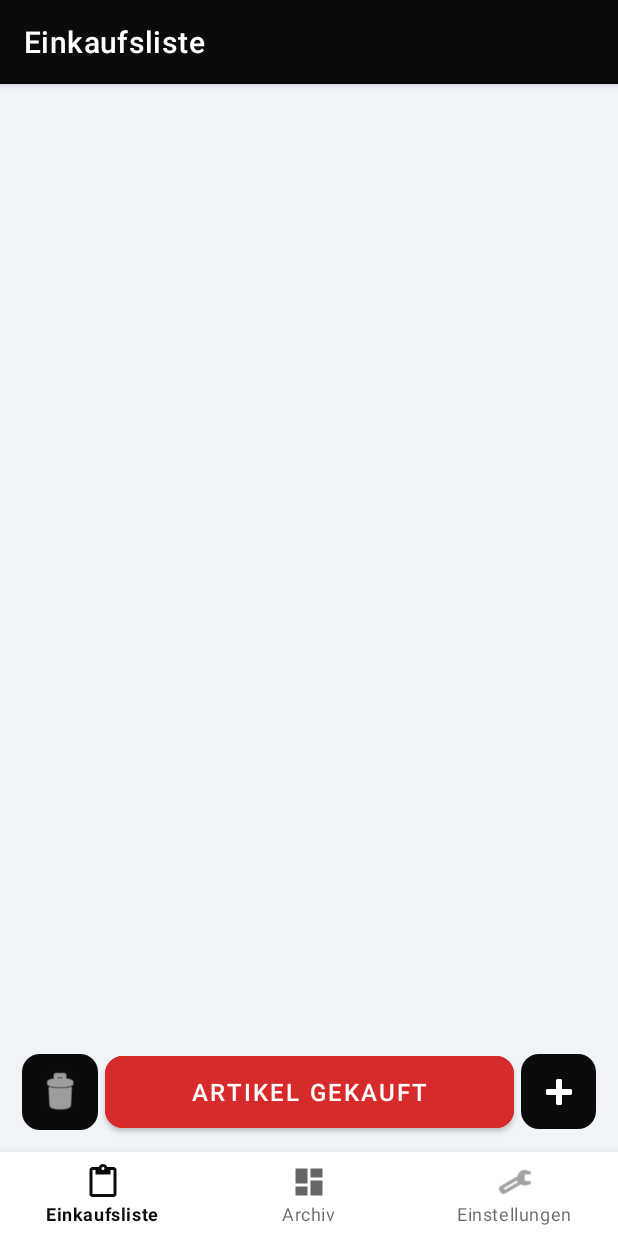
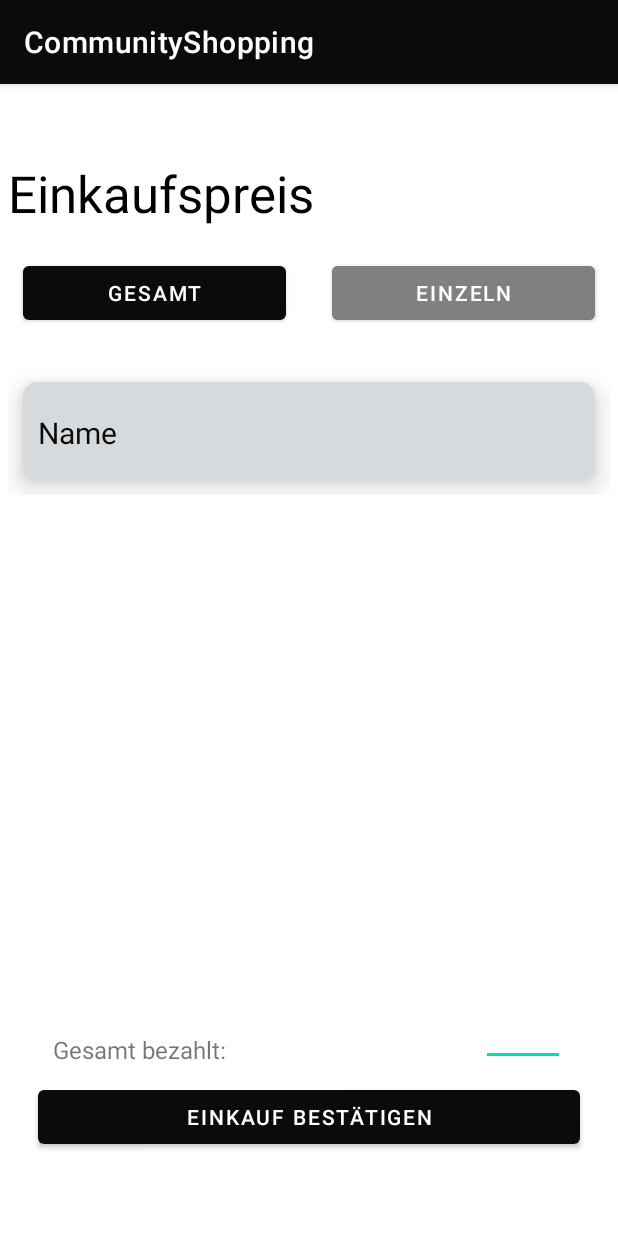
Before and after one commit to Faroesne/wg-shopping, an Android app: the screen it shows after launch (MainActivity before the commit, TotalPriceActivity after it), after a tap on "ARTIKEL GEKAUFT", on a phone screen of 412 x 824 dp. Run offline under Robolectric (Android 15) with nearby library versions, the phone set to English and light mode, and no system bars; our stand-ins replace navigation-ui; libraries missing offline, so code that uses them is left out: com.theartofdev.edmodo.

Commit message:
Pricing screen implemented User can switch between single purchase and total Camera and gallery function implemented

```diff
--- a/app/build.gradle
+++ b/app/build.gradle
@@ -47,4 +47,5 @@ dependencies {
     testImplementation 'junit:junit:4.+'
     androidTestImplementation 'androidx.test.ext:junit:1.1.2'
     androidTestImplementation 'androidx.test.espresso:espresso-core:3.3.0'
+    api 'com.theartofdev.edmodo:android-image-cropper:2.8.+'
 }
--- a/app/src/main/java/com/example/communityshopping/MainActivity.kt
+++ b/app/src/main/java/com/example/communityshopping/MainActivity.kt
@@ -1,6 +1,7 @@
 package com.example.communityshopping
 
 import android.app.AlertDialog
+import android.content.Intent
 import android.os.Bundle
 import android.view.View
 import android.widget.Button
@@ -71,7 +72,7 @@ class MainActivity : AppCompatActivity() {
         val view: View = layoutInflater.inflate(R.layout.card, null)
         val nameView: TextView = view.findViewById(R.id.name)
         nameView.text = name
-        itemList.add(view);
+        itemList.add(view)
         layout!!.addView(view)
     }
 
@@ -85,8 +86,6 @@ class MainActivity : AppCompatActivity() {
         }
     }
     private fun submitItems(){
-        // TODO use submitted items for next activity
-        // clear Items from list after submitting them
-        removeItems()
+        startActivity(Intent(this, TotalPriceActivity::class.java))
     }
 }
--- /dev/null
+++ b/app/src/main/java/com/example/communityshopping/TotalPriceActivity.kt
@@ -0,0 +1,127 @@
+package com.example.communityshopping
+
+import android.Manifest
+import android.content.Intent
+import android.content.pm.PackageManager
+import android.content.res.ColorStateList
+import android.graphics.Color
+import android.net.Uri
+import android.opengl.Visibility
+import android.os.Build
+import androidx.appcompat.app.AppCompatActivity
+import android.os.Bundle
+import android.view.View
+import android.widget.Button
+import android.widget.EditText
+import android.widget.LinearLayout
+import androidx.annotation.RequiresApi
+import androidx.core.content.ContextCompat
+import androidx.navigation.findNavController
+import androidx.navigation.ui.AppBarConfiguration
+import androidx.navigation.ui.setupActionBarWithNavController
+import androidx.navigation.ui.setupWithNavController
+import com.theartofdev.edmodo.cropper.CropImage
+import kotlin.math.sin
+
+class TotalPriceActivity : AppCompatActivity() {
+
+    private lateinit var singleButton: Button
+    private lateinit var totalButton: Button
+    lateinit var confirmBtn: Button
+    var totalLayout: LinearLayout? = null
+    lateinit var view: View
+
+    @RequiresApi(Build.VERSION_CODES.M)
+    override fun onCreate(savedInstanceState: Bundle?) {
+        super.onCreate(savedInstanceState)
+        setContentView(R.layout.activity_total_price)
+        singleButton = findViewById(R.id.singleBtn2)
+        singleButton.setOnClickListener { changeToSingle () }
+        totalButton = findViewById(R.id.totalBtn2)
+        totalButton.setOnClickListener { changeToTotal() }
+        confirmBtn = findViewById(R.id.confirmBuyBtn2)
+        confirmBtn.setOnClickListener { pickCameraOrGallery() }
+        totalLayout = findViewById(R.id.totalLayout)
+        view = layoutInflater.inflate(R.layout.pricing_card, null)
+        totalLayout!!.addView(view)
+
+    }
+
+    private fun changeToTotal() {
+        val card = view.findViewById<EditText>(R.id.itemPrice)
+        val item2 = findViewById<EditText>(R.id.totalPrice)
+        card.visibility = View.INVISIBLE
+        item2.visibility = View.VISIBLE
+        totalButton.backgroundTintList = ColorStateList.valueOf(Color.BLACK)
+        singleButton.backgroundTintList = ColorStateList.valueOf(Color.GRAY)
+    }
+
+    @RequiresApi(Build.VERSION_CODES.M)
+    private fun pickCameraOrGallery() {
+        val pick: Boolean = true
+        if(pick)
+        {
+            if(!checkCameraPermission())
+            {
+                requestCameraPermission()
+            }else
+                pickImage()
+        }else
+        {
+            if(!checkStoragePermission())
+            {
+                requestStoragePermission()
+            }else
+                pickImage()
+        }
+    }
+
+    @RequiresApi(Build.VERSION_CODES.M)
+    private fun requestStoragePermission() {
+        requestPermissions(Array<String>(1){ Manifest.permission.WRITE_EXTERNAL_STORAGE},100)
+    }
+
+    private fun checkStoragePermission(): Boolean {
+        return ContextCompat.checkSelfPermission(
+        this, Manifest.permission.WRITE_EXTERNAL_STORAGE) == PackageManager.PERMISSION_GRANTED
+    }
+
+    private fun pickImage() {
+        CropImage.activity().start(this)
+    }
+
+    @RequiresApi(Build.VERSION_CODES.M)
+    private fun requestCameraPermission() {
+        requestPermissions(Array<String>(2){Manifest.permission.CAMERA; Manifest.permission.WRITE_EXTERNAL_STORAGE},100)
+    }
+
+    private fun checkCameraPermission(): Boolean {
+        val firstResource: Boolean = ContextCompat.checkSelfPermission(this,
+            Manifest.permission.CAMERA) == PackageManager.PERMISSION_GRANTED
+        val secondResource: Boolean = ContextCompat.checkSelfPermission(this,
+            Manifest.permission.WRITE_EXTERNAL_STORAGE) == PackageManager.PERMISSION_GRANTED
+        return firstResource && secondResource
+    }
+
+    private fun changeToSingle ()
+    {
+        val card = view.findViewById<EditText>(R.id.itemPrice)
+        val item2 = findViewById<EditText>(R.id.totalPrice)
+        card.visibility = View.VISIBLE
+        item2.visibility = View.INVISIBLE
+        singleButton.backgroundTintList = ColorStateList.valueOf(Color.BLACK)
+        totalButton.backgroundTintList = ColorStateList.valueOf(Color.GRAY)
+    }
+
+    override fun onActivityResult(requestCode: Int, resultCode: Int, data: Intent?) {
+        super.onActivityResult(requestCode, resultCode, data)
+        if (requestCode == CropImage.CROP_IMAGE_ACTIVITY_REQUEST_CODE) {
+            val result = CropImage.getActivityResult(data)
+            if (resultCode == RESULT_OK) {
+                val resultUri: Uri = result.uri
+            } else if (resultCode == CropImage.CROP_IMAGE_ACTIVITY_RESULT_ERROR_CODE) {
+                val error = result.error
+            }
+        }
+    }
+}
--- /dev/null
+++ b/app/src/main/res/color/button_background_color.xml
@@ -0,0 +1,4 @@
+<?xml version="1.0" encoding="utf-8"?>
+<selector xmlns:android="http://schemas.android.com/apk/res/android">
+<item android:color="#808080"/>
+</selector>
--- /dev/null
+++ b/app/src/main/res/layout/activity_total_price.xml
@@ -0,0 +1,105 @@
+<?xml version="1.0" encoding="utf-8"?>
+<androidx.constraintlayout.widget.ConstraintLayout xmlns:android="http://schemas.android.com/apk/res/android"
+        xmlns:tools="http://schemas.android.com/tools"
+        xmlns:app="http://schemas.android.com/apk/res-auto"
+        android:layout_width="match_parent"
+        android:layout_height="match_parent"
+        tools:context=".TotalPriceActivity">
+
+    <TextView
+            android:text="Einkaufspreis"
+            android:layout_width="wrap_content"
+            android:layout_height="wrap_content"
+            android:id="@+id/textView2"
+            app:layout_constraintStart_toStartOf="parent"
+            app:layout_constraintTop_toTopOf="parent"
+            android:layout_marginTop="50dp"
+            android:layout_marginStart="5dp"
+            android:textSize="34sp"
+            android:textColor="@color/black" />
+
+    <Button
+            android:text="GESAMT"
+            android:layout_width="0dp"
+            android:layout_height="wrap_content"
+            android:id="@+id/totalBtn2"
+            app:layout_constraintStart_toStartOf="parent"
+            android:layout_marginTop="20dp"
+            app:layout_constraintTop_toBottomOf="@+id/textView2"
+            app:layout_constraintEnd_toStartOf="@+id/singleBtn2"
+            android:layout_marginEnd="15dp"
+            android:layout_marginStart="15dp" />
+
+    <Button
+            android:text="EINZELN"
+            android:layout_width="0dp"
+            android:layout_height="wrap_content"
+            android:id="@+id/singleBtn2"
+            app:layout_constraintEnd_toEndOf="parent"
+            android:layout_marginTop="20dp"
+            app:layout_constraintTop_toBottomOf="@+id/textView2"
+            app:layout_constraintStart_toEndOf="@+id/totalBtn2"
+            android:layout_marginStart="15dp"
+            android:layout_marginEnd="15dp"
+            android:backgroundTint="#808080" />
+
+    <Button
+            android:text="EINKAUF BESTÄTIGEN"
+            android:layout_width="0dp"
+            android:layout_height="wrap_content"
+            android:id="@+id/confirmBuyBtn2"
+            android:layout_marginEnd="25dp"
+            app:layout_constraintEnd_toEndOf="parent"
+            app:layout_constraintStart_toStartOf="parent"
+            android:layout_marginStart="25dp"
+            app:layout_constraintBottom_toBottomOf="parent"
+            android:layout_marginBottom="55dp" />
+
+    <ScrollView
+            android:layout_width="0dp"
+            android:layout_height="0dp"
+            android:layout_marginTop="20dp"
+            app:layout_constraintTop_toBottomOf="@+id/totalBtn2"
+            app:layout_constraintEnd_toEndOf="parent"
+            app:layout_constraintStart_toStartOf="parent"
+            android:layout_marginBottom="15dp"
+            app:layout_constraintBottom_toTopOf="@+id/totalPrice"
+            app:layout_constraintHorizontal_bias="0.0"
+            app:layout_constraintVertical_bias="0.0">
+
+        <LinearLayout
+                android:layout_width="match_parent"
+                android:layout_height="wrap_content"
+                android:orientation="vertical"
+                android:id="@+id/totalLayout" />
+    </ScrollView>
+
+    <TextView
+            android:text="Gesamt bezahlt:"
+            android:layout_width="wrap_content"
+            android:layout_height="wrap_content"
+            android:id="@+id/textView3"
+            app:layout_constraintStart_toStartOf="parent"
+            android:layout_marginStart="15dp"
+            android:layout_marginBottom="10dp"
+            app:layout_constraintBottom_toTopOf="@+id/confirmBuyBtn2"
+            android:textSize="16sp"
+            app:layout_constraintEnd_toStartOf="@+id/totalPrice"
+            android:layout_marginEnd="100dp"
+            android:hint="0,00€" />
+
+    <EditText
+            android:layout_width="wrap_content"
+            android:layout_height="wrap_content"
+            android:inputType="numberDecimal"
+            android:ems="3"
+            android:id="@+id/totalPrice"
+            android:layout_marginEnd="15dp"
+            app:layout_constraintEnd_toEndOf="parent"
+            android:layout_marginBottom="10dp"
+            app:layout_constraintBottom_toTopOf="@+id/confirmBuyBtn2"
+            android:layout_marginStart="50dp"
+            app:layout_constraintStart_toEndOf="@+id/textView3"
+            android:textSize="16sp" />
+
+</androidx.constraintlayout.widget.ConstraintLayout>
--- /dev/null
+++ b/app/src/main/res/layout/pricing_card.xml
@@ -0,0 +1,58 @@
+<?xml version="1.0" encoding="utf-8"?>
+<androidx.constraintlayout.widget.ConstraintLayout xmlns:android="http://schemas.android.com/apk/res/android"
+        xmlns:tools="http://schemas.android.com/tools"
+        android:layout_width="match_parent"
+        android:layout_height="match_parent"
+        xmlns:app="http://schemas.android.com/apk/res-auto">
+
+    <RelativeLayout
+            android:layout_width="match_parent"
+            android:layout_height="wrap_content"
+            android:padding="5dp"
+            tools:ignore="MissingConstraints">
+
+        <androidx.cardview.widget.CardView
+                android:layout_width="match_parent"
+                android:layout_height="wrap_content"
+                android:layout_margin="10dp"
+                app:cardCornerRadius="10dp"
+                app:cardElevation="10dp"
+                android:background="@color/coolgrey">
+
+            <RelativeLayout
+                    android:layout_width="match_parent"
+                    android:layout_height="wrap_content"
+                    android:padding="10dp"
+                    android:background="@color/coolgrey">
+
+                <TextView
+                        android:id="@+id/pricingName"
+                        android:layout_width="wrap_content"
+                        android:layout_height="wrap_content"
+                        android:text="Name"
+                        android:textColor="@color/deepblack"
+                        android:textFontWeight="1000"
+                        android:textSize="20sp"
+                        android:layout_marginTop="10dp" />
+
+                <EditText
+                        android:layout_width="wrap_content"
+                        android:layout_height="wrap_content"
+                        android:inputType="numberDecimal"
+                        android:ems="3"
+                        android:id="@+id/itemPrice"
+                        android:hint="0,00€"
+                        android:layout_alignParentEnd="true"
+                        android:layout_marginEnd="0dp"
+                        android:layout_marginTop="0dp"
+                        android:layout_alignParentTop="true"
+                        android:layout_alignParentStart="true"
+                        android:layout_marginStart="300dp"
+                        android:focusable="auto"
+                        android:cursorVisible="false"
+                        android:visibility="invisible" />
+
+            </RelativeLayout>
+        </androidx.cardview.widget.CardView>
+    </RelativeLayout>
+</androidx.constraintlayout.widget.ConstraintLayout>
--- a/app/src/main/res/values/strings.xml
+++ b/app/src/main/res/values/strings.xml
@@ -3,4 +3,8 @@
     <string name="title_home">Einkaufsliste</string>
     <string name="title_dashboard">Archiv</string>
     <string name="title_notifications">Einstellungen</string>
+    <string name="gesamt">GESAMT</string>
+    <string name="einzeln">EINZELN</string>
+    <string name="einkaufspreis">Einkaufspreis</string>
+    <string name="einkauf_best_tigen">EINKAUF BESTÄTIGEN</string>
 </resources>
```
Also changed, not shown: app/src/main/AndroidManifest.xml (+26 -3 lines), app/src/main/java/com/example/communityshopping/PriceActivity.kt (added, +106 -0 lines), app/src/main/res/layout/activity_price.xml (added, +109 -0 lines).
